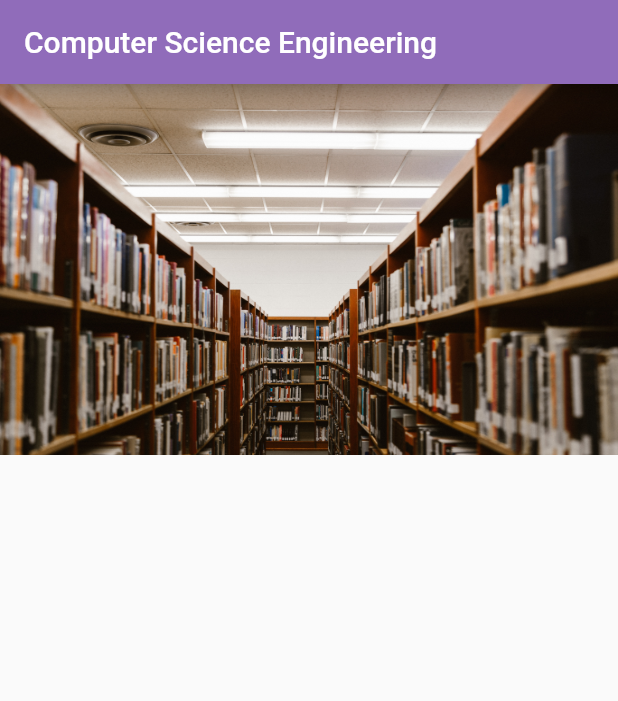
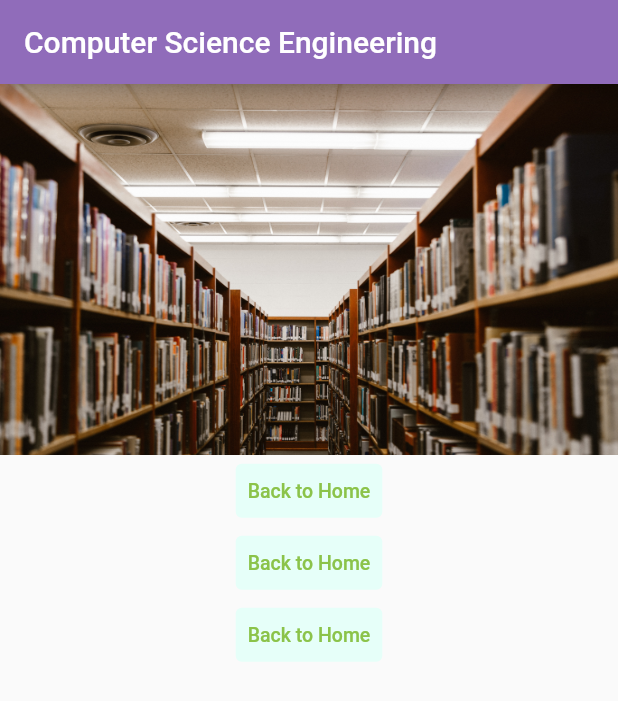
Before and after one commit to beebeeeboss/frontend_hackathon_2022, a Flutter app: the screen it shows after launch, on a phone screen of 412 x 824 dp. Shown: the top 701 px of the screen. Run offline on Flutter 3.47's test engine with Material 2 defaults, Android fonts, the light colour scheme and no system bars; missing offline and left inert: dart:js.

Commit message:
initial commit

```diff
--- a/lib/Dashboard_onwards/CollegeDetails.dart
+++ b/lib/Dashboard_onwards/CollegeDetails.dart
@@ -23,6 +23,58 @@ class CollegeDetails extends StatelessWidget {
               ),
             ),
           ),
+          Container(
+            child: Column(
+              children: [
+                TextButton(
+                  onPressed: () {
+                    Navigator.pushNamed(context, 'homemain');
+                  },
+                  child: Text(
+                    'Back to Home',
+                    textAlign: TextAlign.left,
+                    style: TextStyle(
+                        color: Colors.lightGreen,
+                        fontSize: 13),
+                  ),
+                  style: ButtonStyle(
+                      backgroundColor: MaterialStateProperty.all(Color(0xFFe6fff9))
+                  ),
+                ),
+                TextButton(
+                  onPressed: () {
+                    Navigator.pushNamed(context, 'homemain');
+                  },
+
+                  child: Text(
+                    'Back to Home',
+                    textAlign: TextAlign.left,
+                    style: TextStyle(
+                        color: Colors.lightGreen,
+                        fontSize: 13),
+                  ),
+                  style: ButtonStyle(
+                    backgroundColor: MaterialStateProperty.all(Color(0xFFe6fff9))
+                  ),
+                ),
+                TextButton(
+                  onPressed: () {
+                    Navigator.pushNamed(context, 'homemain');
+                  },
+                  child: Text(
+                    'Back to Home',
+                    textAlign: TextAlign.left,
+                    style: TextStyle(
+                        color: Colors.lightGreen,
+                        fontSize: 13),
+                  ),
+                  style: ButtonStyle(
+                      backgroundColor: MaterialStateProperty.all(Color(0xFFe6fff9))
+                  ),
+                ),
+              ],
+            ),
+          )
         ],
       ),
     );
```
